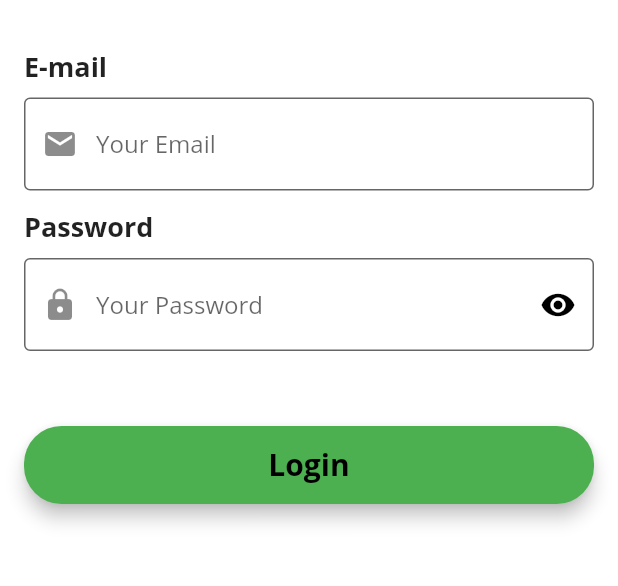
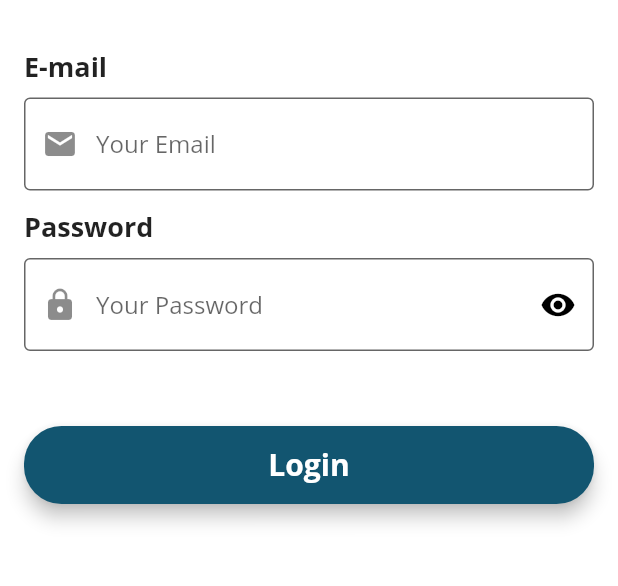
Before and after one commit to John-Hundred/Etutoring, a Flutter app: the screen it shows after launch, on a phone screen of 412 x 824 dp, the part 444-1030 px from its top. Run offline on Flutter 3.47's test engine with Material 2 defaults, Android fonts, the phone set to English and light mode, and no system bars; our stand-ins replace carousel_slider, flutter_secure_storage, font_awesome_flutter, scrollable_positioned_list; missing offline and left inert: move_to_background.

```diff
--- a/lib/constants/Theme.dart
+++ b/lib/constants/Theme.dart
@@ -36,4 +36,6 @@ class ArgonColors {
   static const Color text = Color.fromRGBO(50, 50, 93, 1.0);
 
   static const Color redUnito = Color.fromRGBO(213, 21, 36, 1);
+
+  static const Color blueUnito = Color.fromRGBO(18, 85, 112, 1);
 }
--- a/lib/screens/login.dart
+++ b/lib/screens/login.dart
@@ -224,6 +224,7 @@ class _LoginState extends State<Login> {
 
   Widget buildButton() => ButtonWidget(
       text: 'Login',
+      color: ArgonColors.blueUnito,
       onClicked: () async {
         if (formKey.currentState.validate()) {
           userLogin();
--- a/lib/widgets/button_widget.dart
+++ b/lib/widgets/button_widget.dart
@@ -3,17 +3,15 @@ import 'package:flutter/material.dart';
 class ButtonWidget extends StatelessWidget {
   final String text;
   final VoidCallback onClicked;
+  final Color color;
 
-  const ButtonWidget({
-    this.text,
-    this.onClicked,
-  });
+  const ButtonWidget({this.text, this.onClicked, this.color});
 
   @override
   Widget build(BuildContext context) => ElevatedButton(
         style: ElevatedButton.styleFrom(
           minimumSize: Size.fromHeight(52),
-          primary: Colors.green,
+          primary: this.color,
           elevation: 5,
           shape: RoundedRectangleBorder(
             borderRadius: BorderRadius.circular(25),
@@ -22,7 +20,7 @@ class ButtonWidget extends StatelessWidget {
         child: Text(
           text,
           style: TextStyle(
-              fontSize: 20, fontWeight: FontWeight.bold, color: Colors.black),
+              fontSize: 20, fontWeight: FontWeight.bold, color: Colors.white),
         ),
         onPressed: onClicked,
       );
```
